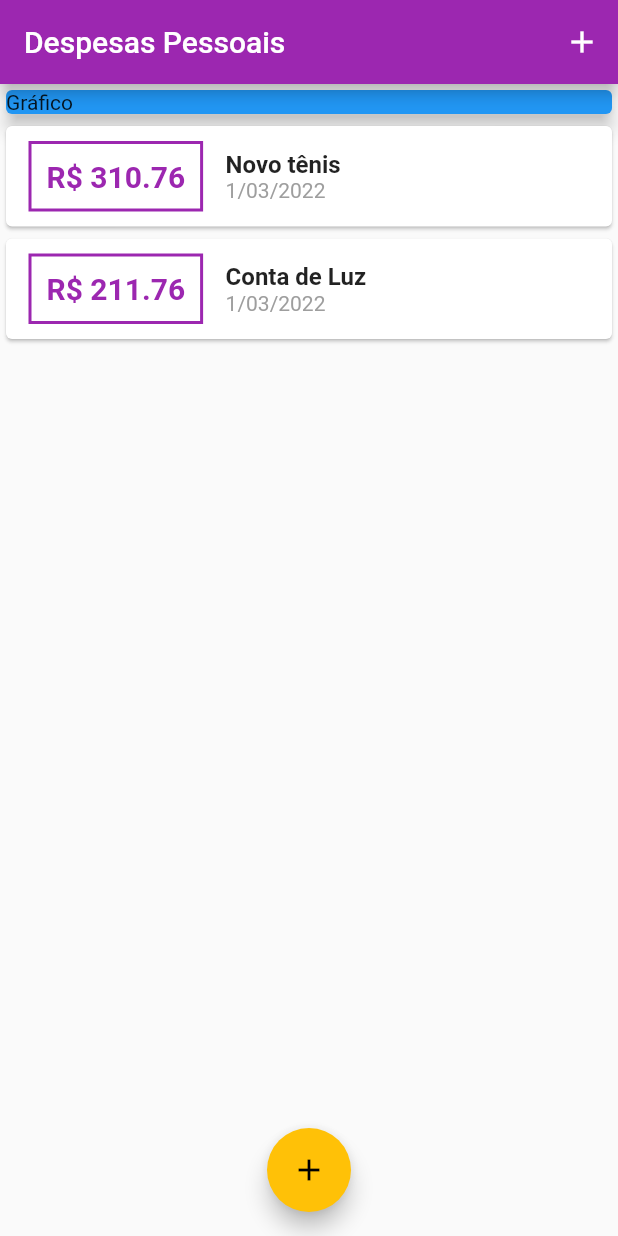
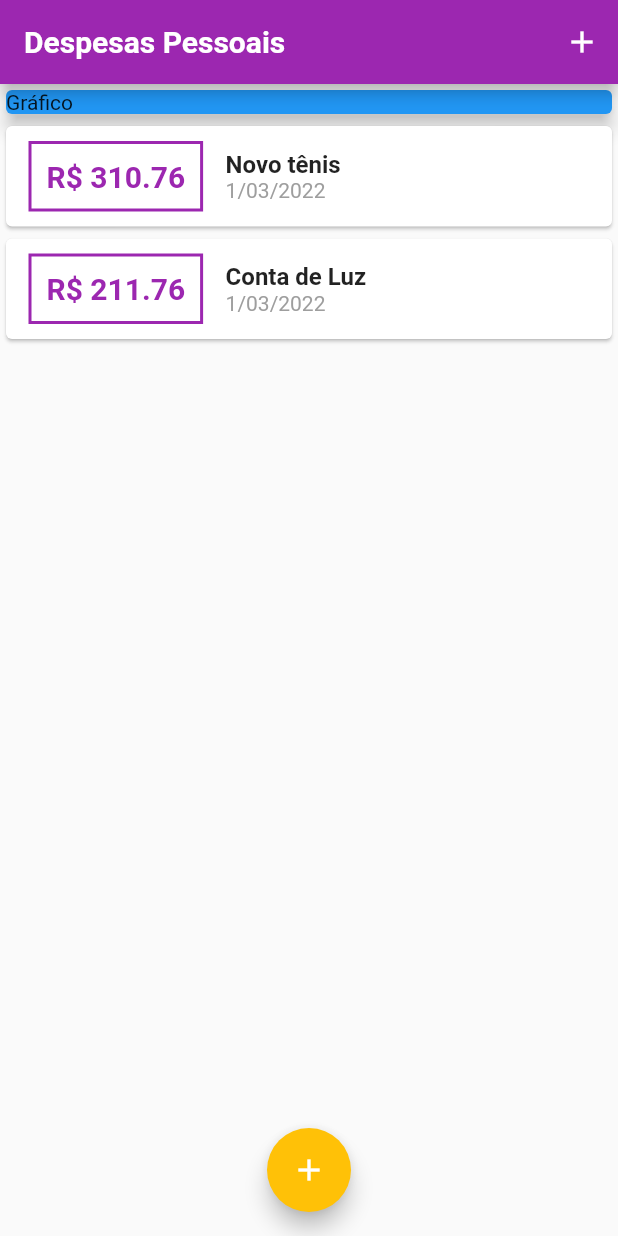
Before and after one commit to gbarros1994/expenses, a Flutter app: the screen it shows after launch, on a phone screen of 412 x 824 dp. Run offline on Flutter 3.47's test engine with Material 2 defaults, Android fonts, the phone set to English and light mode, and no system bars; Roboto replaces fonts that are missing (OpenSans).

Commit message:
fix theme

```diff
--- a/lib/components/transaction_list.dart
+++ b/lib/components/transaction_list.dart
@@ -27,7 +27,7 @@ class TransactionList extends StatelessWidget {
                 ),
                 decoration: BoxDecoration(
                   border: Border.all(
-                    color: Theme.of(context).primaryColor,
+                    color: Theme.of(context).colorScheme.primary,
                     width: 2,
                   )
                 ),
@@ -37,7 +37,7 @@ class TransactionList extends StatelessWidget {
                   style: TextStyle(
                     fontWeight: FontWeight.bold,
                     fontSize: 20,
-                    color: Theme.of(context).primaryColor
+                    color: Theme.of(context).colorScheme.primary
                   ),
                 ),
               ),
--- a/lib/main.dart
+++ b/lib/main.dart
@@ -12,11 +12,30 @@ class ExpensesApp extends StatelessWidget {
 
   @override
   Widget build(BuildContext context) {
+    final ThemeData tema = ThemeData();
+
     return MaterialApp(
       home: MyHomePage(),
-      theme: ThemeData(
-        primarySwatch: Colors.purple,
-        accentColor: Colors.amber
+      theme: tema.copyWith(
+        colorScheme: tema.colorScheme.copyWith(
+          primary: Colors.purple,
+          secondary: Colors.amber,
+        ),
+        textTheme: tema.textTheme.copyWith(
+          headline6: TextStyle(
+            fontFamily: 'OpenSans',
+            fontSize: 18,
+            fontWeight: FontWeight.bold,
+            color: Colors.black,
+          ),
+        ),
+        appBarTheme: AppBarTheme(
+          titleTextStyle: TextStyle(
+            fontFamily: 'OpenSans',
+            fontSize: 20,
+            fontWeight: FontWeight.bold,
+          ),
+        ),
       ),
     );
   }
```
